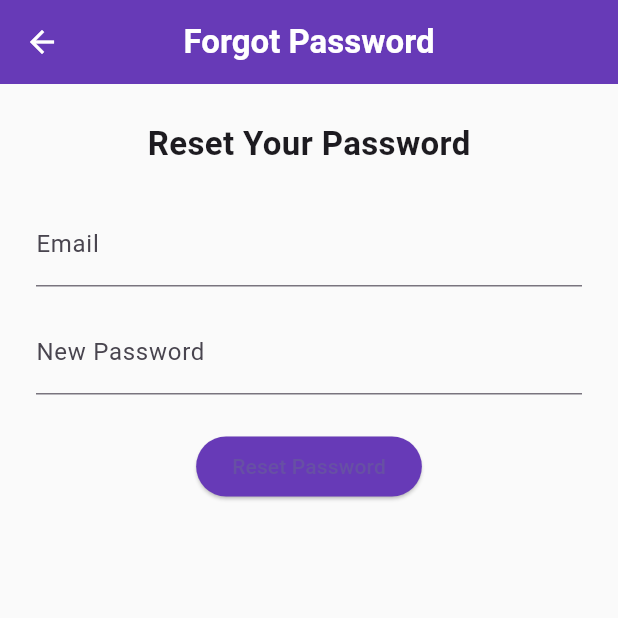
After one commit to Iqmal312/mydiary, a Flutter app: the screen it shows after launch, after a tap on "Forgot Password?", on a phone screen of 412 x 824 dp, the top half of it. The commit adds this screen. Run offline on Flutter 3.47's test engine with Material 3 defaults, Android fonts, the phone set to English and light mode, and no system bars; our stand-ins replace fl_chart, flutter_local_notifications, flutter_native_timezone, google_fonts, image_picker, shared_preferences and 4 more; accounts and stored records are empty.

Commit message:
forgot password function

```diff
--- a/lib/auth_screen.dart
+++ b/lib/auth_screen.dart
@@ -2,6 +2,9 @@ import 'package:flutter/material.dart';
 import 'database_helper.dart';
 import 'main_navigation.dart';
 import 'dart:ui' as ui;
+import 'package:google_fonts/google_fonts.dart';
+import 'forgot_password_screen.dart';
+
 
 class AuthScreen extends StatefulWidget {
   const AuthScreen({super.key});
@@ -87,7 +90,7 @@ class _AuthScreenState extends State<AuthScreen> {
             child: Center(
               child: Text(
                 'DiaryKu',
-                style: TextStyle(
+                style: GoogleFonts.pacifico(
                   fontSize: 42,
                   fontWeight: FontWeight.bold,
                   letterSpacing: 2,
@@ -126,6 +129,19 @@ class _AuthScreenState extends State<AuthScreen> {
                             color: Colors.deepPurple,
                           ),
                         ),
+                        TextButton(
+                            onPressed: () {
+                              Navigator.push(
+                                context,
+                                MaterialPageRoute(builder: (_) => const ForgotPasswordScreen()),
+                              );
+                            },
+                            child: const Text(
+                              'Forgot Password?',
+                              style: TextStyle(color: Colors.white),
+                            ),
+                          ),
+
                         const SizedBox(height: 16),
                         TextFormField(
                           decoration: const InputDecoration(
--- a/lib/database_helper.dart
+++ b/lib/database_helper.dart
@@ -85,6 +85,23 @@ class DatabaseHelper {
     whereArgs: [email, password],
   );
   return result.isNotEmpty ? result.first : null;
+}
+
+//forgot password
+  Future<bool> updatePassword(String email, String newPassword) async {
+  final db = await database;
+  try {
+    int count = await db.update(
+      'users',
+      {'password': newPassword},
+      where: 'email = ?',
+      whereArgs: [email],
+    );
+    return count > 0;
+  } catch (e) {
+    debugPrint("Password update error: $e");
+    return false;
+  }
 }
 
 
--- /dev/null
+++ b/lib/forgot_password_screen.dart
@@ -0,0 +1,83 @@
+import 'package:flutter/material.dart';
+import 'database_helper.dart';
+
+class ForgotPasswordScreen extends StatefulWidget {
+  const ForgotPasswordScreen({super.key});
+
+  @override
+  State<ForgotPasswordScreen> createState() => _ForgotPasswordScreenState();
+}
+
+class _ForgotPasswordScreenState extends State<ForgotPasswordScreen> {
+  final _formKey = GlobalKey<FormState>();
+  final _dbHelper = DatabaseHelper();
+
+  String _email = '';
+  String _newPassword = '';
+  bool _success = false;
+
+  void _resetPassword() async {
+    if (_formKey.currentState!.validate()) {
+      _formKey.currentState!.save();
+      final updated = await _dbHelper.updatePassword(_email, _newPassword);
+      setState(() => _success = updated);
+
+      ScaffoldMessenger.of(context).showSnackBar(
+        SnackBar(
+          content: Text(updated
+              ? '✅ Password updated! Please log in.'
+              : '❌ Email not found.'),
+          backgroundColor: updated ? Colors.green : Colors.red,
+        ),
+      );
+
+      if (updated) {
+        Navigator.pop(context); // Go back to login
+      }
+    }
+  }
+
+  @override
+  Widget build(BuildContext context) {
+    return Scaffold(
+      appBar: AppBar(title: const Text('Forgot Password')),
+      body: Padding(
+        padding: const EdgeInsets.all(24.0),
+        child: Form(
+          key: _formKey,
+          child: Column(
+            children: [
+              const Text(
+                'Reset Your Password',
+                style: TextStyle(fontSize: 22, fontWeight: FontWeight.bold),
+              ),
+              const SizedBox(height: 24),
+              TextFormField(
+                decoration: const InputDecoration(labelText: 'Email'),
+                onSaved: (value) => _email = value!.trim(),
+                validator: (value) =>
+                    value != null && value.contains('@') ? null : 'Enter valid email',
+              ),
+              const SizedBox(height: 16),
+              TextFormField(
+                decoration: const InputDecoration(labelText: 'New Password'),
+                obscureText: true,
+                onSaved: (value) => _newPassword = value!.trim(),
+                validator: (value) =>
+                    value != null && value.length >= 6 ? null : 'Minimum 6 characters',
+              ),
+              const SizedBox(height: 24),
+              ElevatedButton(
+                onPressed: _resetPassword,
+                style: ElevatedButton.styleFrom(
+                  backgroundColor: Colors.deepPurple,
+                ),
+                child: const Text('Reset Password'),
+              ),
+            ],
+          ),
+        ),
+      ),
+    );
+  }
+}
--- a/lib/mood_analytics_screen.dart
+++ b/lib/mood_analytics_screen.dart
@@ -4,7 +4,9 @@ import 'database_helper.dart';
 import 'diary_entry.dart';
 
 class MoodAnalyticsScreen extends StatefulWidget {
-  const MoodAnalyticsScreen({super.key});
+  final int userId;
+  const MoodAnalyticsScreen({super.key, required this.userId});
+
 
   @override
   State<MoodAnalyticsScreen> createState() => _MoodAnalyticsScreenState();
@@ -30,7 +32,7 @@ class _MoodAnalyticsScreenState extends State<MoodAnalyticsScreen> {
   }
 
   Future<void> _loadMoodData() async {
-    final entries = await _dbHelper.getAllEntries();
+  final entries = await _dbHelper.getAllEntries(userId: widget.userId); // ✅ Filter by userId
   final Map<String, int> counts = {
     for (var mood in moodEmojis.keys) mood: 0
   };
--- a/pubspec.yaml
+++ b/pubspec.yaml
@@ -22,6 +22,7 @@ dependencies:
   flutter_native_timezone: ^2.0.0
   speech_to_text: ^6.6.0
   image_picker: ^1.0.4
+  google_fonts: ^6.1.0
 
 dev_dependencies:
   flutter_test:
```
Also changed, not shown: lib/diary_list.dart (+13 -0 lines), pubspec.lock. Lines whose indentation alone changed are shown as unchanged.
